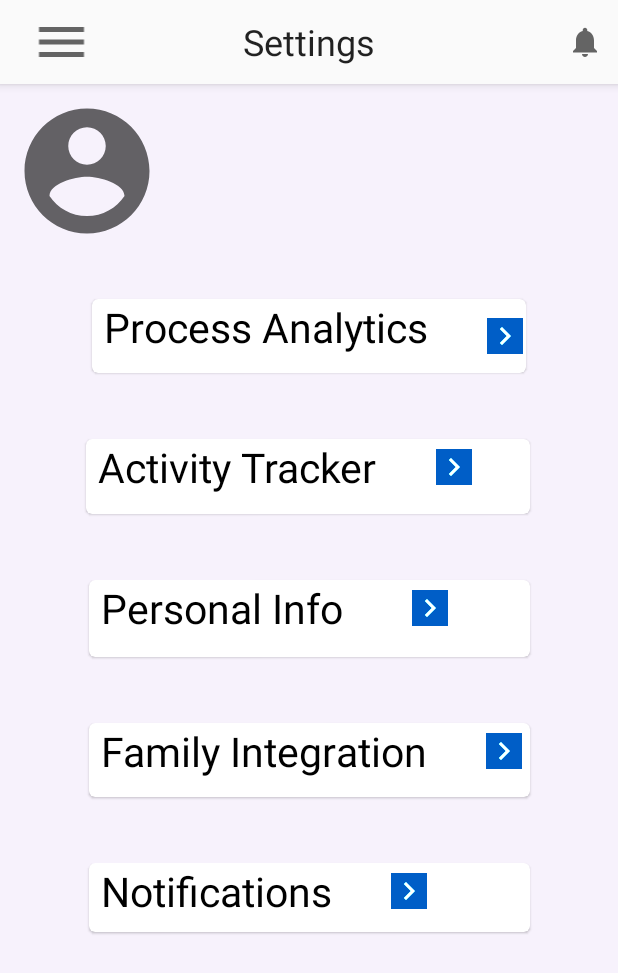
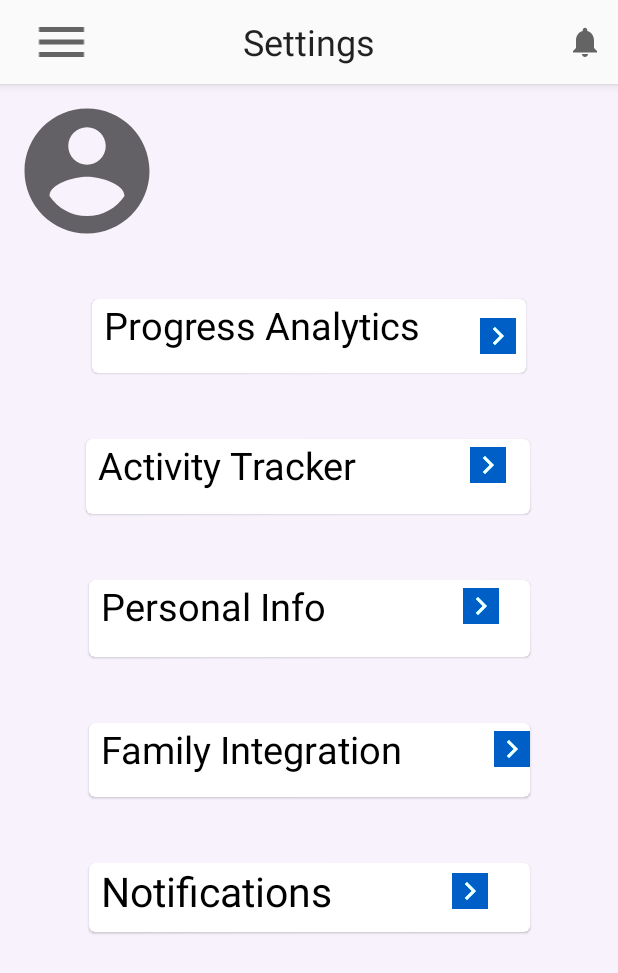
Before and after one commit to definitelyme/iwatch, an Android app: the Settings screen opened directly, with no data from a screen before it, on a phone screen of 412 x 824 dp. Shown: the top 973 px of the screen. Run offline under Robolectric (Android 15) with nearby library versions, the phone set to English and light mode, and no system bars.

Commit message:
alignment sort

```diff
--- a/app/src/main/res/drawable/settings_rounded.xml
+++ b/app/src/main/res/drawable/settings_rounded.xml
@@ -6,7 +6,7 @@
 
     <size
         android:height="70dp"
-        android:width="304dp" />
+        android:width="344dp" />
 
     <corners
         android:radius="10dp"/>
--- a/app/src/main/res/layout/activity_settings.xml
+++ b/app/src/main/res/layout/activity_settings.xml
@@ -92,13 +92,12 @@
             android:layout_height="match_parent"
             android:layout_gravity="left"
             android:drawableRight="@drawable/arrow_right_24"
-
             android:drawablePadding="@dimen/dimen_39"
             android:drawableTint="#005ec7"
             android:drawableTintMode="add"
-            android:text="Process Analytics"
+            android:text="Progress Analytics"
             android:textColor="@color/black"
-            android:textSize="27sp" />
+            android:textSize="25sp" />
     </com.google.android.material.card.MaterialCardView>
 
     <com.google.android.material.card.MaterialCardView
@@ -118,12 +117,12 @@
             android:layout_height="wrap_content"
             android:textColor="@color/black"
             android:drawableRight="@drawable/arrow_right_24"
-            android:drawablePadding="@dimen/dimen_39"
+            android:drawablePadding="@dimen/dimen_75"
             android:drawableTintMode="add"
             android:drawableTint="#005ec7"
             android:layout_gravity="left"
             android:text="Activity Tracker"
-            android:textSize="27sp" />
+            android:textSize="25sp" />
     </com.google.android.material.card.MaterialCardView>
 
     <com.google.android.material.card.MaterialCardView
@@ -143,13 +142,13 @@
             android:layout_height="wrap_content"
             android:textColor="@color/black"
             android:drawableRight="@drawable/arrow_right_24"
-            android:drawablePadding="@dimen/dimen_39"
+            android:drawablePadding="@dimen/dimen_85"
             android:drawableTintMode="add"
             android:drawableTint="#005ec7"
 
             android:layout_gravity="left"
             android:text="Personal Info "
-            android:textSize="27sp" />
+            android:textSize="25sp" />
     </com.google.android.material.card.MaterialCardView>
 
     <com.google.android.material.card.MaterialCardView
@@ -163,17 +162,16 @@
         app:layout_constraintTop_toBottomOf="@+id/card3">
 
         <TextView
+            android:layout_width="match_parent"
+            android:layout_height="wrap_content"
+            android:layout_gravity="left"
             android:layout_marginLeft="8dp"
-            android:layout_width="wrap_content"
-            android:layout_height="wrap_content"
+            android:drawableTint="#005ec7"
+            android:drawableTintMode="add"
+            android:text="Family Integration"
             android:textColor="@color/black"
-            android:layout_gravity="left"
-            android:drawableTintMode="add"
-            android:drawableTint="#005ec7"
-            android:drawableRight="@drawable/arrow_right_24"
-            android:drawablePadding="@dimen/dimen_39"
-            android:text="Family Integration"
-            android:textSize="27sp" />
+            android:textSize="25sp"
+            app:drawableRightCompat="@drawable/arrow_right_24" />
     </com.google.android.material.card.MaterialCardView>
 
     <com.google.android.material.card.MaterialCardView
@@ -187,16 +185,16 @@
         app:layout_constraintTop_toBottomOf="@+id/card4">
 
         <TextView
-            android:layout_marginLeft="8dp"
             android:layout_width="wrap_content"
             android:layout_height="wrap_content"
+            android:layout_gravity="left"
+            android:layout_marginLeft="8dp"
+            android:drawableRight="@drawable/arrow_right_24"
+            android:drawablePadding="@dimen/dimen_80"
+            android:drawableTint="#005ec7"
+            android:drawableTintMode="add"
+            android:text="Notifications"
             android:textColor="@color/black"
-            android:drawableTintMode="add"
-            android:drawableTint="#005ec7"
-            android:drawableRight="@drawable/arrow_right_24"
-            android:drawablePadding="@dimen/dimen_39"
-            android:layout_gravity="left"
-            android:text="Notifications"
             android:textSize="27sp" />
     </com.google.android.material.card.MaterialCardView>
 
--- a/app/src/main/res/values/dimens.xml
+++ b/app/src/main/res/values/dimens.xml
@@ -135,4 +135,5 @@
     <dimen name="dimen_42">42dp</dimen>
     <dimen name="dimen_9">9dp</dimen>
     <dimen name="dimen_48">48dp</dimen>
+    <dimen name="dimen_49">49dp</dimen>
 </resources>
```
